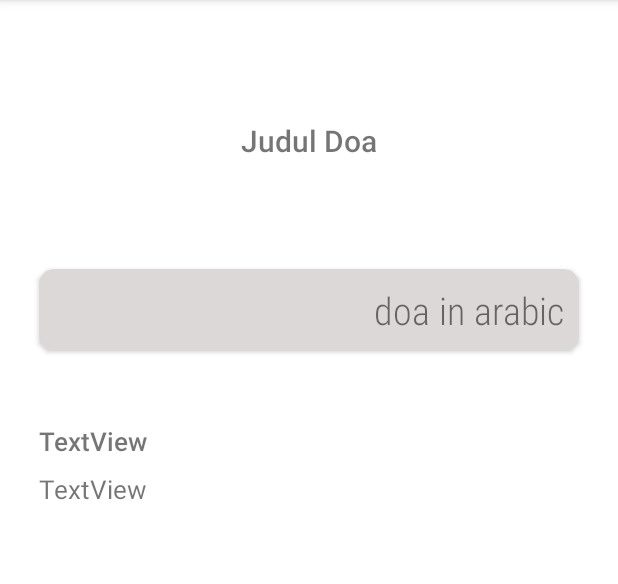
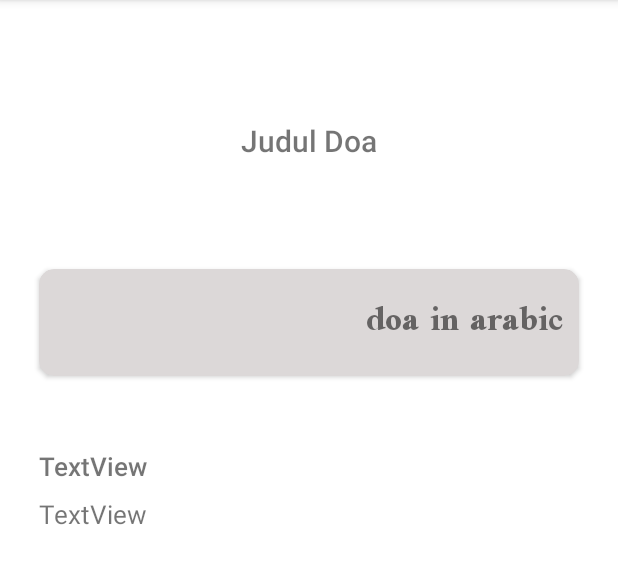
Before and after one commit to Faridwm/MuslimKid, an Android app: the ReadDoaActivity screen opened directly, with no data from a screen before it, on a phone screen of 412 x 824 dp, the part 84-668 px from its top. Run offline under Robolectric (Android 15) with nearby library versions, the phone set to English and light mode, and no system bars; 4 statements that could not run were skipped.

Commit message:
1. Menambahkan font untuk bahasa arab

```diff
--- a/app/src/main/res/layout/activity_read_doa.xml
+++ b/app/src/main/res/layout/activity_read_doa.xml
@@ -33,11 +33,11 @@
             android:id="@+id/read_arabic"
             android:layout_width="match_parent"
             android:layout_height="wrap_content"
-            android:fontFamily="sans-serif-condensed-light"
+            android:fontFamily="@font/scheherazade_bold"
             android:gravity="center|right"
             android:padding="10dp"
             android:text="doa in arabic"
-            android:textSize="25sp" />
+            android:textSize="30sp" />
 
     </androidx.cardview.widget.CardView>
 
```
Also changed, not shown: app/src/main/res/font/scheherazade_bold.ttf (added), app/src/main/res/font/scheherazade_regular.ttf (added).
